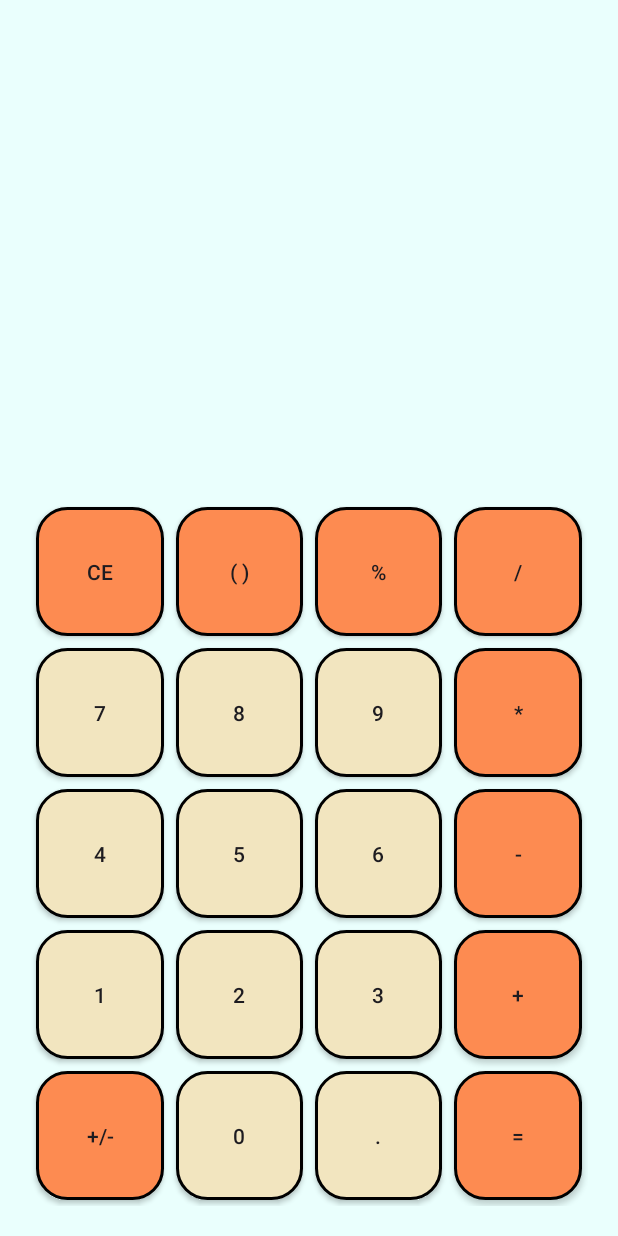
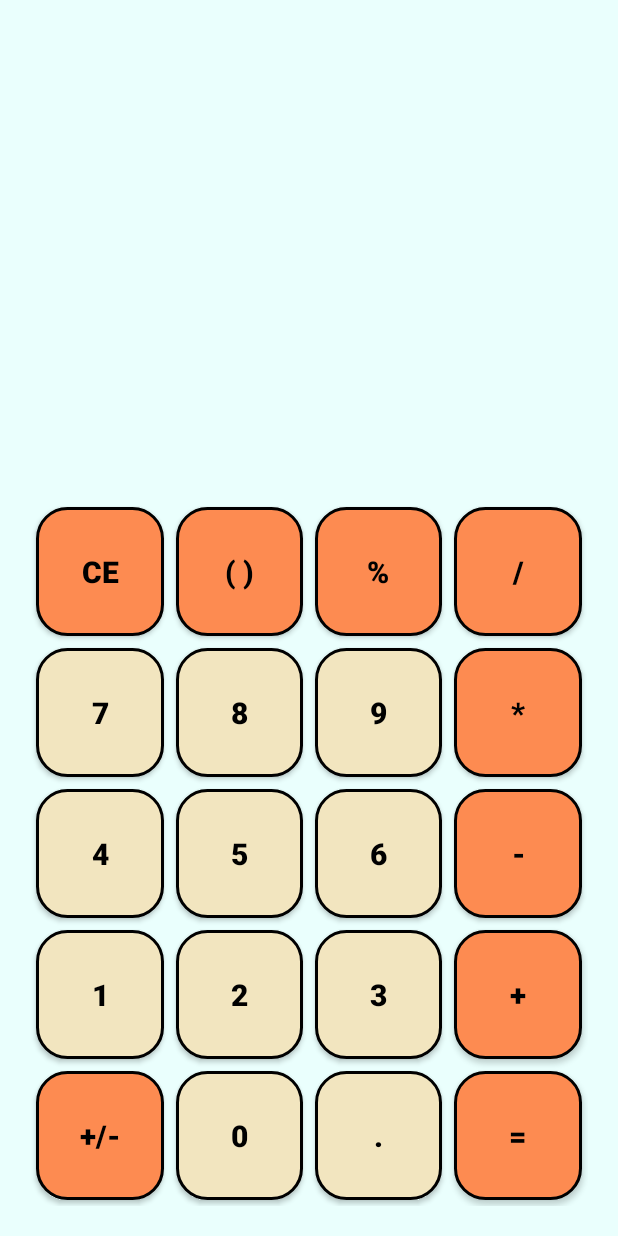
Before and after one commit to vlad7589/Calculator, an Android app: the screen it shows after launch (MainActivity), on a phone screen of 412 x 824 dp. Run offline under Robolectric (Android 15) with nearby library versions, the phone set to English and light mode, and no system bars; our stand-ins replace data binding.

Commit message:
Change theme in app

```diff
--- a/app/src/main/res/values-night/themes.xml
+++ b/app/src/main/res/values-night/themes.xml
@@ -3,5 +3,11 @@
     <style name="Base.Theme.Calculator" parent="Theme.Material3.DayNight.NoActionBar">
         <!-- Customize your dark theme here. -->
         <!-- <item name="colorPrimary">@color/my_dark_primary</item> -->
+        <item name="android:textColorPrimary">@android:color/black</item>
+        <item name="android:textColorSecondary">@android:color/black</item>
+        <item name="android:textColorTertiary">@android:color/black</item>
+        <item name="android:textColorHint">@android:color/black</item>
+        <item name="android:textStyle">bold</item>
+        <item name="android:textSize">20sp</item>
     </style>
 </resources>
--- a/app/src/main/res/values/themes.xml
+++ b/app/src/main/res/values/themes.xml
@@ -3,6 +3,12 @@
     <style name="Base.Theme.Calculator" parent="Theme.Material3.DayNight.NoActionBar">
         <!-- Customize your light theme here. -->
         <!-- <item name="colorPrimary">@color/my_light_primary</item> -->
+        <item name="android:textColorPrimary">@android:color/black</item>
+        <item name="android:textColorSecondary">@android:color/black</item>
+        <item name="android:textColorTertiary">@android:color/black</item>
+        <item name="android:textColorHint">@android:color/black</item>
+        <item name="android:textStyle">bold</item>
+        <item name="android:textSize">20sp</item>
     </style>
 
     <style name="Theme.Calculator" parent="Base.Theme.Calculator" />
```
